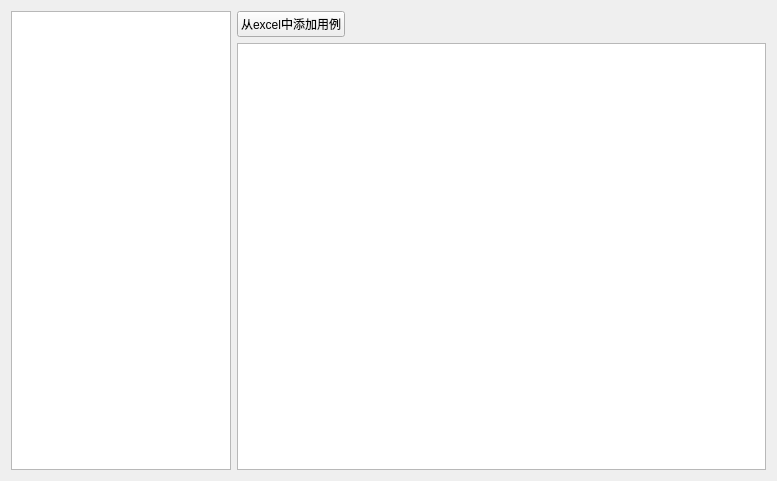
Above: woodpecker/views/src/testcase.ui from cash2one/AutoDriver before the change. Below: the same form after it.
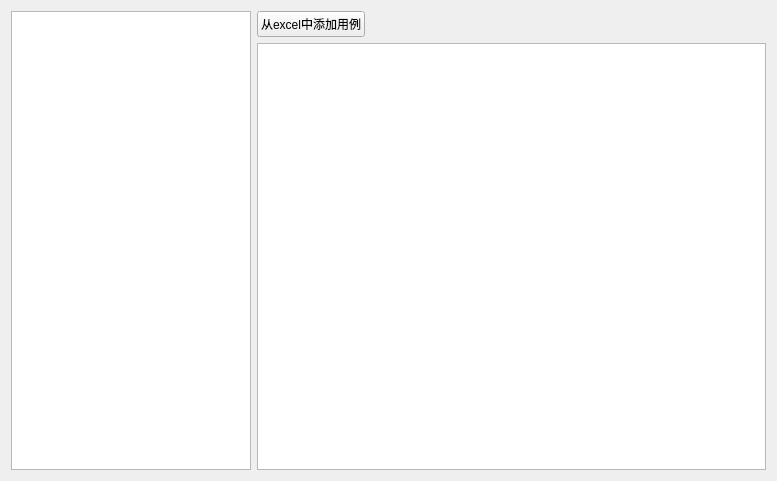
That is the form after the change.

```diff
--- a/woodpecker/views/src/testcase.ui
+++ b/woodpecker/views/src/testcase.ui
@@ -20,7 +20,7 @@
       <widget class="QTreeView" name="treeView">
        <property name="maximumSize">
         <size>
-         <width>220</width>
+         <width>240</width>
          <height>16777215</height>
         </size>
        </property>
```
